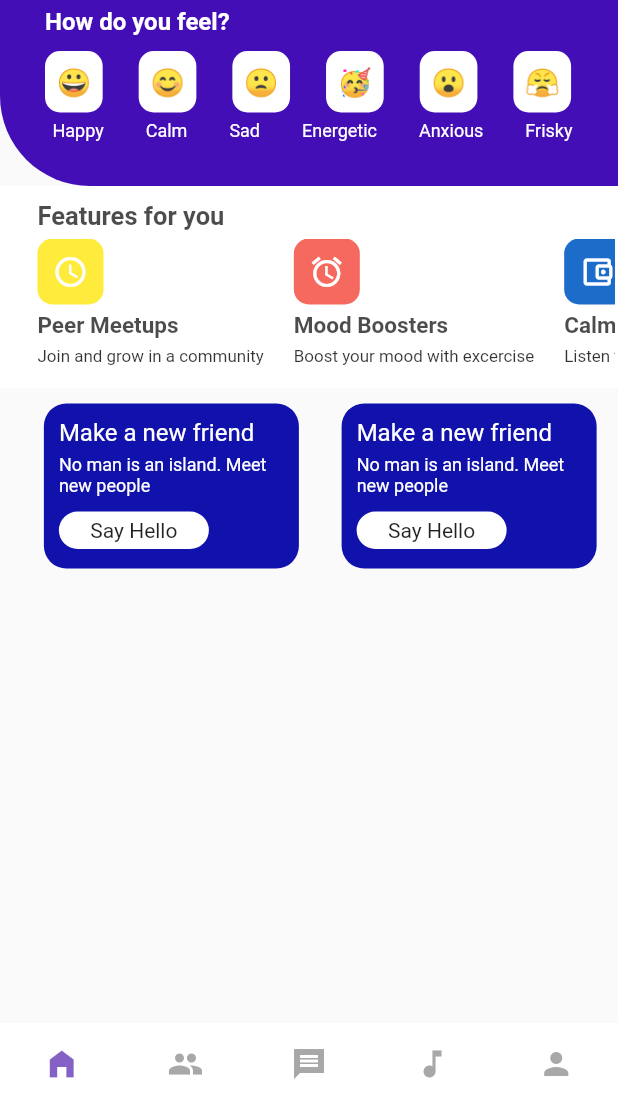
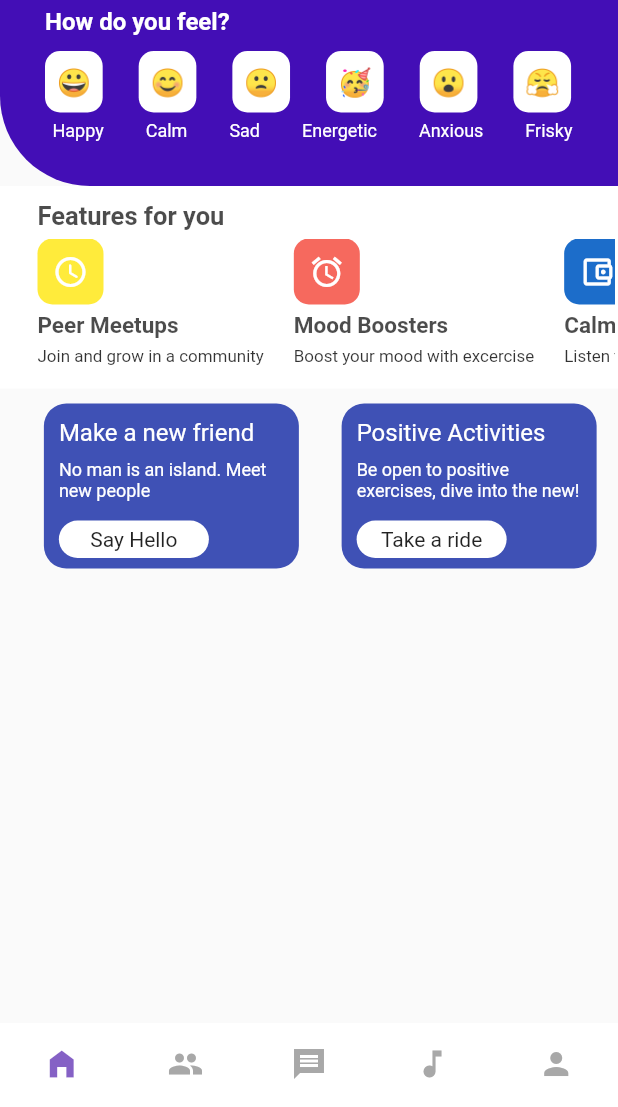
Before and after one commit to jaymesC/safeplace-social-app, a Flutter app: the screen it shows after launch, on a phone screen of 412 x 824 dp, the part 129-1236 px from its top. Run offline on Flutter 3.47's test engine with Material 2 defaults, Android fonts, the phone set to English and light mode, and no system bars; our stand-ins replace flutter_spinkit, font_awesome_flutter.

Commit message:
updated homepage and created new widget

```diff
--- a/lib/pages/home_page.dart
+++ b/lib/pages/home_page.dart
@@ -217,9 +217,9 @@ class HomePage extends StatelessWidget {
             buttonText: 'Say Hello',
           ),
           LargeCard(
-            heading: 'Make a new friend',
-            description: 'No man is an island. Meet new people',
-            buttonText: 'Say Hello',
+            heading: 'Positive Activities',
+            description: 'Be open to positive exercises, dive into the new!',
+            buttonText: 'Take a ride',
           )
         ],
       ),
--- a/lib/widgets/large_card.dart
+++ b/lib/widgets/large_card.dart
@@ -13,9 +13,7 @@ class LargeCard extends StatelessWidget {
       required this.description,
       required this.buttonText,
       this.textColor = Colors.white,
-      this.boxColor = Colors.white
-
-      })
+      this.boxColor = Colors.indigo})
       : super(key: key);
 
   @override
@@ -25,18 +23,17 @@ class LargeCard extends StatelessWidget {
       width: 170,
       height: 110,
       decoration: BoxDecoration(
-          color: Color.fromARGB(255, 17, 17, 171),
-          borderRadius: BorderRadius.circular(15)),
+          color: boxColor, borderRadius: BorderRadius.circular(15)),
       child: Column(
         crossAxisAlignment: CrossAxisAlignment.start,
         children: [
           Text(heading, style: TextStyle(fontSize: 16, color: textColor)),
-          SizedBox(height: 5),
+          SizedBox(height: 8),
           Text(description, style: TextStyle(fontSize: 12, color: textColor)),
           Container(
             width: 100,
             height: 25,
-            margin: const EdgeInsets.only(top: 10),
+            margin: const EdgeInsets.only(top: 13),
             decoration: BoxDecoration(
               color: Colors.white,
               borderRadius: BorderRadius.circular(20),
```
